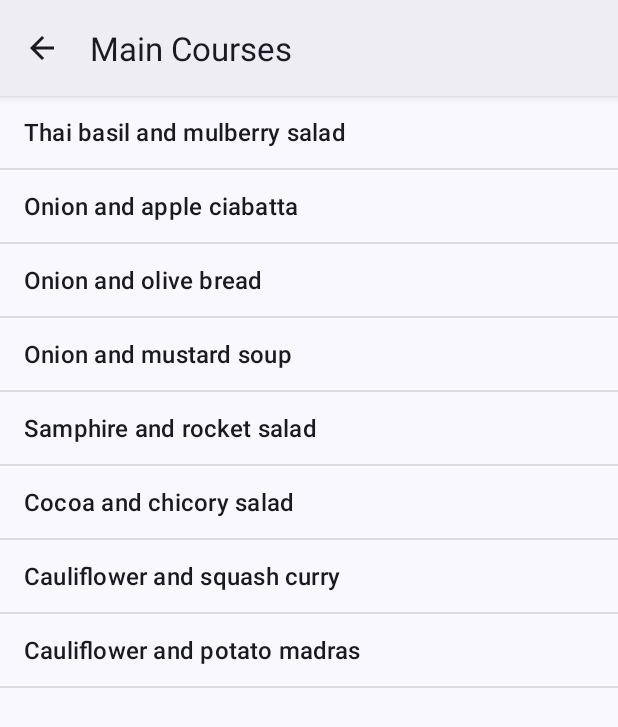
After one commit to roelno/the_hungry_developer, an Android app: the MainCoursesActivity screen opened directly, with no data from a screen before it, on a phone screen of 412 x 824 dp. The commit adds this screen. Shown: the top 727 px of the screen. Run offline under Robolectric (Android 15) with nearby library versions, the phone set to English and light mode, and no system bars.

Commit message:
create a new Activity class

```diff
--- /dev/null
+++ b/app/src/main/java/com/zelda/thehungrydeveloper/MainCoursesActivity.java
@@ -0,0 +1,36 @@
+package com.zelda.thehungrydeveloper;
+
+import android.os.Bundle;
+import android.widget.ArrayAdapter;
+import android.widget.ListView;
+
+import androidx.annotation.Nullable;
+import androidx.appcompat.app.AppCompatActivity;
+
+
+
+public class MainCoursesActivity extends AppCompatActivity {
+    @Override
+    protected void onCreate(@Nullable Bundle savedInstanceState) {
+        super.onCreate(savedInstanceState);
+        setContentView(R.layout.activity_main_courses);
+
+        ListView mainCoursesList = findViewById(R.id.list_view_main_courses);
+
+        // the data is saved on model?
+        Dish[] mainCourses = {
+                new Dish("Thai basil and mulberry salad", "A crisp salad featuring fresh thai basil and mulberry", 1499),
+                new Dish("Onion and apple ciabatta", "Warm ciabatta filled with caramalised onion and fresh apple", 1299),
+                new Dish("Onion and olive bread", "Crunchy bread made with baby onion and olive", 1199),
+                new Dish("Onion and mustard soup", "Dried onion and French mustard combined into smooth soup", 1299),
+                new Dish("Samphire and rocket salad", "Samphire and fresh rocket served on a bed of lettuce", 1599),
+                new Dish("Cocoa and chicory salad", "Cocoa and chicory served on a bed of lettuce", 1699),
+                new Dish("Cauliflower and squash curry", "Mild curry made with fresh cauliflower and butternut squash", 1499),
+                new Dish("Cauliflower and potato madras", "Medium-hot madras made with fresh cauliflower and new potato", 1399)
+        };
+
+        ArrayAdapter<Dish> dishesAdapter = new ArrayAdapter<>(this, android.R.layout.simple_list_item_1, mainCourses);
+
+        mainCoursesList.setAdapter(dishesAdapter);
+    }
+}
--- a/app/src/main/java/com/zelda/thehungrydeveloper/StartersActivity.java
+++ b/app/src/main/java/com/zelda/thehungrydeveloper/StartersActivity.java
@@ -1,6 +1,5 @@
 package com.zelda.thehungrydeveloper;
 
-import androidx.appcompat.app.ActionBar;
 import androidx.appcompat.app.AppCompatActivity;
 
 import android.os.Bundle;
@@ -29,8 +28,5 @@ public class StartersActivity extends AppCompatActivity {
 
         ArrayAdapter<Dish> dishesAdapter = new ArrayAdapter<>(this, android.R.layout.simple_list_item_1, dishes);
         starterList.setAdapter(dishesAdapter);
-
     }
-
-
 }
--- /dev/null
+++ b/app/src/main/res/layout/activity_main_courses.xml
@@ -0,0 +1,5 @@
+<?xml version="1.0" encoding="utf-8"?>
+<ListView xmlns:android="http://schemas.android.com/apk/res/android"
+    android:id="@+id/list_view_main_courses"
+    android:layout_width="match_parent"
+    android:layout_height="match_parent" />
```
Also changed, not shown: app/src/main/AndroidManifest.xml (+7 -0 lines), app/src/main/java/com/zelda/thehungrydeveloper/MainActivity.java (+21 -0 lines).
